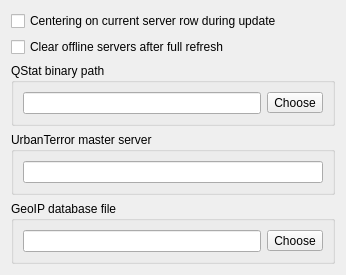
Before: the Qt Designer form src/setting_forms/update_settings_form.ui in navrocky/urtconnector, drawn with Qt 5.
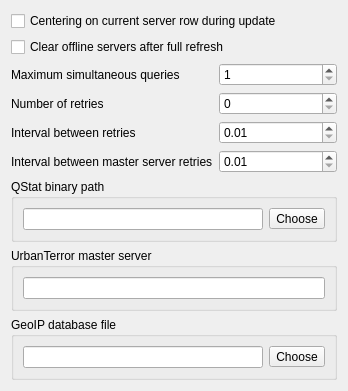
After: the same form once the commit is applied. Icons and pictures are not drawn.

Commit message: Qstat options dialog improved

The edit to the form file:
```diff
--- a/src/setting_forms/update_settings_form.ui
+++ b/src/setting_forms/update_settings_form.ui
@@ -6,8 +6,8 @@
    <rect>
     <x>0</x>
     <y>0</y>
-    <width>346</width>
-    <height>260</height>
+    <width>348</width>
+    <height>382</height>
    </rect>
   </property>
   <property name="windowTitle">
@@ -15,18 +15,86 @@
   </property>
   <layout class="QVBoxLayout" name="verticalLayout">
    <item>
+    <layout class="QFormLayout" name="formLayout">
+     <item row="0" column="0" colspan="2">
     <widget class="QCheckBox" name="center_current_row_check">
      <property name="text">
       <string>Centering on current server row during update</string>
      </property>
     </widget>
    </item>
-   <item>
+     <item row="1" column="0" colspan="2">
     <widget class="QCheckBox" name="clear_offline_check">
      <property name="text">
       <string>Clear offline servers after full refresh</string>
      </property>
     </widget>
+     </item>
+     <item row="2" column="0">
+      <widget class="QLabel" name="label">
+       <property name="text">
+        <string>Maximum simultaneous queries</string>
+       </property>
+      </widget>
+     </item>
+     <item row="2" column="1">
+      <widget class="QSpinBox" name="maxsim_spin">
+       <property name="minimum">
+        <number>1</number>
+       </property>
+       <property name="maximum">
+        <number>1000</number>
+       </property>
+       <property name="singleStep">
+        <number>10</number>
+       </property>
+      </widget>
+     </item>
+     <item row="3" column="1">
+      <widget class="QSpinBox" name="retry_spin"/>
+     </item>
+     <item row="3" column="0">
+      <widget class="QLabel" name="label_2">
+       <property name="text">
+        <string>Number of retries</string>
+       </property>
+      </widget>
+     </item>
+     <item row="4" column="0">
+      <widget class="QLabel" name="label_3">
+       <property name="text">
+        <string>Interval between retries</string>
+       </property>
+      </widget>
+     </item>
+     <item row="5" column="0">
+      <widget class="QLabel" name="label_4">
+       <property name="text">
+        <string>Interval between master server retries</string>
+       </property>
+      </widget>
+     </item>
+     <item row="4" column="1">
+      <widget class="QDoubleSpinBox" name="interval_spin">
+       <property name="minimum">
+        <double>0.010000000000000</double>
+       </property>
+       <property name="singleStep">
+        <double>0.100000000000000</double>
+       </property>
+      </widget>
+     </item>
+     <item row="5" column="1">
+      <widget class="QDoubleSpinBox" name="master_interval_spin">
+       <property name="minimum">
+        <double>0.010000000000000</double>
+       </property>
+       <property name="singleStep">
+        <double>0.100000000000000</double>
+       </property>
+      </widget>
+     </item>
+    </layout>
    </item>
    <item>
     <widget class="QGroupBox" name="groupBox_3">
```
Lines whose indentation alone changed are shown as unchanged. The commit also changes 1 other file.
